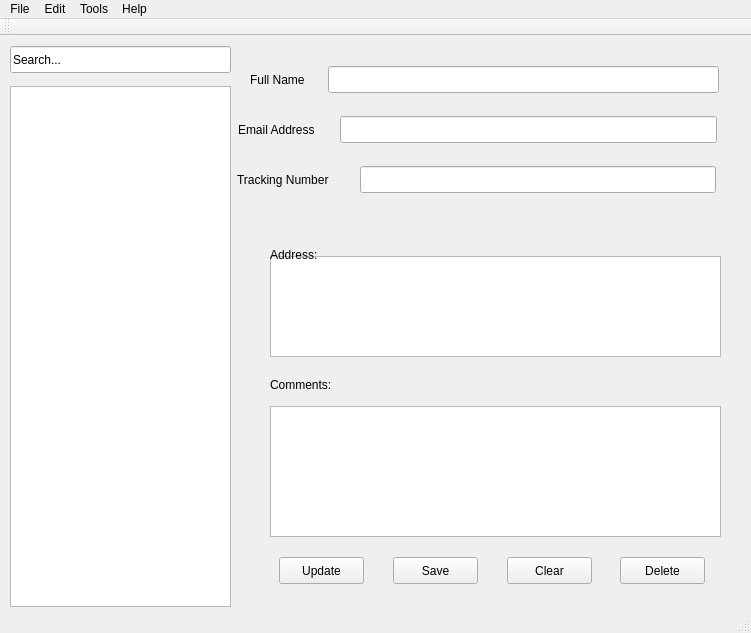
This is PeopleTracker/peopletracker.ui in dkreider/people-tracker as Qt 5 draws it before an edit. The edited form follows.
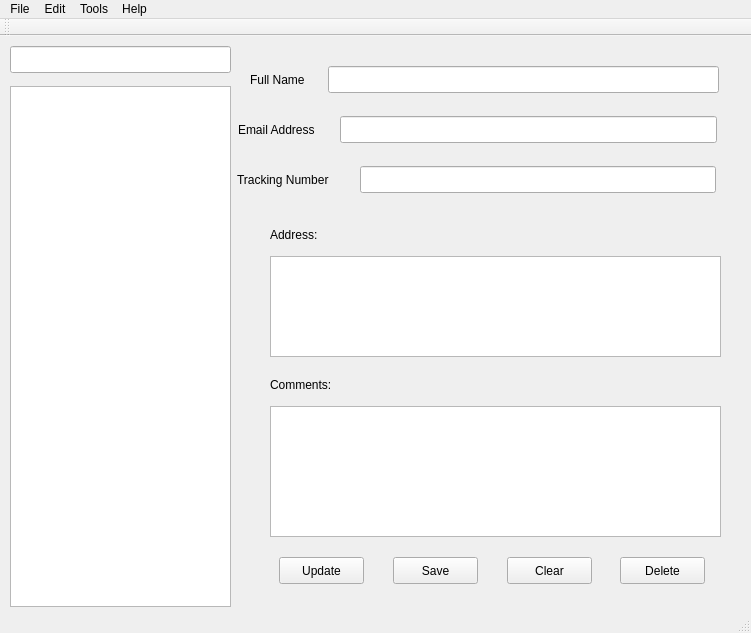
This is the edited form. Icons and pictures are not drawn.

Commit message: Add on_searchBox_returnedPressed() and other minor updates.

```diff
--- a/PeopleTracker/peopletracker.ui
+++ b/PeopleTracker/peopletracker.ui
@@ -178,7 +178,7 @@
     <property name="geometry">
      <rect>
       <x>270</x>
-      <y>210</y>
+      <y>190</y>
       <width>67</width>
       <height>17</height>
      </rect>
@@ -229,7 +229,7 @@
      </rect>
     </property>
     <property name="text">
-     <string>Search...</string>
+     <string/>
     </property>
    </widget>
    <zorder>listView</zorder>
```
Left out of the diff: 9 changed lines with no effect on the pictures. The commit also changes 10 other files.
